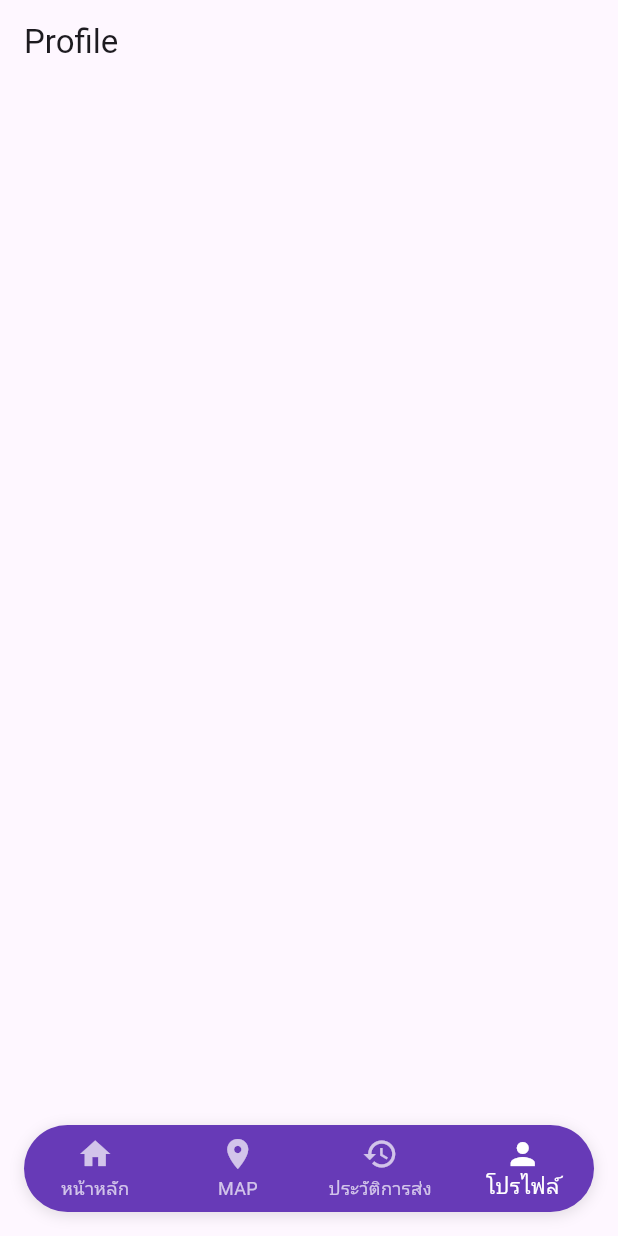
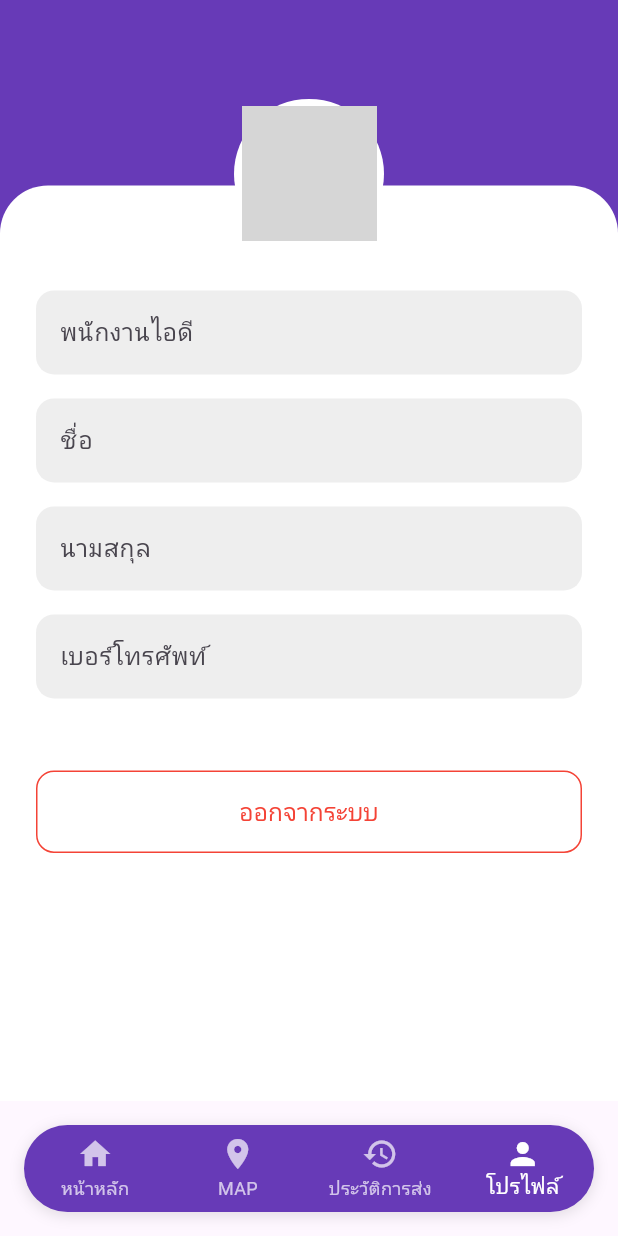
Before and after one commit to AshaTechCorporation/ksice, a Flutter app: the screen it shows after launch, item 4 of the bottom bar chosen, on a phone screen of 412 x 824 dp. Run offline on Flutter 3.47's test engine with Material 3 defaults, Android fonts, the phone set to English and light mode, and no system bars; network calls fail; grey boxes are pictures that could not be loaded.

Commit message:
'addpageprofile'

```diff
--- a/lib/employee/profile/profilePage.dart
+++ b/lib/employee/profile/profilePage.dart
@@ -1,4 +1,5 @@
 import 'package:flutter/material.dart';
+
 class ProfilePage extends StatefulWidget {
   const ProfilePage({super.key});
 
@@ -7,12 +8,98 @@ class ProfilePage extends StatefulWidget {
 }
 
 class _ProfilePageState extends State<ProfilePage> {
+  final TextEditingController idController = TextEditingController();
+  final TextEditingController firstNameController = TextEditingController();
+  final TextEditingController lastNameController = TextEditingController();
+  final TextEditingController phoneController = TextEditingController();
+
   @override
   Widget build(BuildContext context) {
     final size = MediaQuery.of(context).size;
+
     return Scaffold(
-      appBar: AppBar(
-        title: Text('Profile'),
+      backgroundColor: Colors.deepPurple, // ✅ สีพื้นหลัง
+      body: Stack(
+        children: [
+          // ✅ กล่องโปรไฟล์สีขาว
+          Positioned.fill(
+            top: size.height * 0.15,
+            child: Container(
+              padding: const EdgeInsets.fromLTRB(24, 70, 24, 24),
+              decoration: const BoxDecoration(
+                color: Colors.white,
+                borderRadius: BorderRadius.only(
+                  topLeft: Radius.circular(32),
+                  topRight: Radius.circular(32),
+                ),
+              ),
+              child: SingleChildScrollView(
+                child: Column(
+                  children: [
+                    buildTextField('พนักงานไอดี', idController),
+                    buildTextField('ชื่อ', firstNameController),
+                    buildTextField('นามสกุล', lastNameController),
+                    buildTextField('เบอร์โทรศัพท์', phoneController),
+                    const SizedBox(height: 32),
+                    SizedBox(
+                      width: double.infinity,
+                      child: OutlinedButton(
+                        onPressed: () {},
+                        style: OutlinedButton.styleFrom(
+                          side: const BorderSide(color: Colors.red),
+                          shape: RoundedRectangleBorder(
+                            borderRadius: BorderRadius.circular(12),
+                          ),
+                          padding: const EdgeInsets.symmetric(vertical: 16),
+                        ),
+                        child: const Text(
+                          'ออกจากระบบ',
+                          style: TextStyle(color: Colors.red, fontSize: 16),
+                        ),
+                      ),
+                    ),
+                  ],
+                ),
+              ),
+            ),
+          ),
+
+          // ✅ Avatar ซ้อนอยู่ด้านบน
+          Positioned(
+            top: size.height * 0.08,
+            left: size.width / 2 - 50,
+            child: CircleAvatar(
+              radius: 50,
+              backgroundColor: Colors.white,
+              child: ClipOval(
+                child: Image.network(
+                  'https://cdn-icons-png.flaticon.com/512/2922/2922506.png',
+                  width: 90,
+                  height: 90,
+                  fit: BoxFit.cover,
+                ),
+              ),
+            ),
+          ),
+        ],
+      ),
+    );
+  }
+
+  Widget buildTextField(String label, TextEditingController controller) {
+    return Padding(
+      padding: const EdgeInsets.only(bottom: 16),
+      child: TextField(
+        controller: controller,
+        decoration: InputDecoration(
+          labelText: label,
+          filled: true,
+          fillColor: Colors.grey[200],
+          border: OutlineInputBorder(
+            borderRadius: BorderRadius.circular(12),
+            borderSide: BorderSide.none,
+          ),
+        ),
       ),
     );
   }
```
